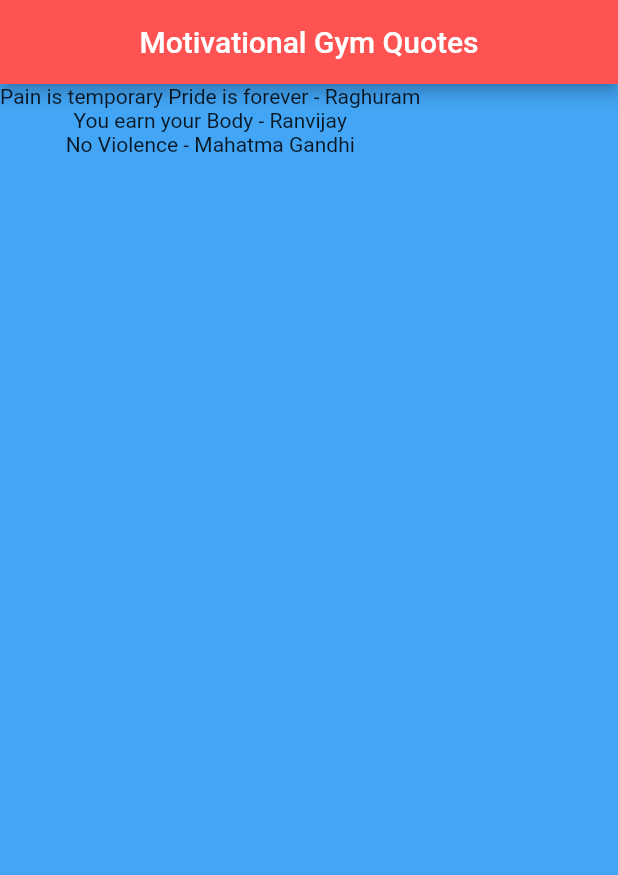
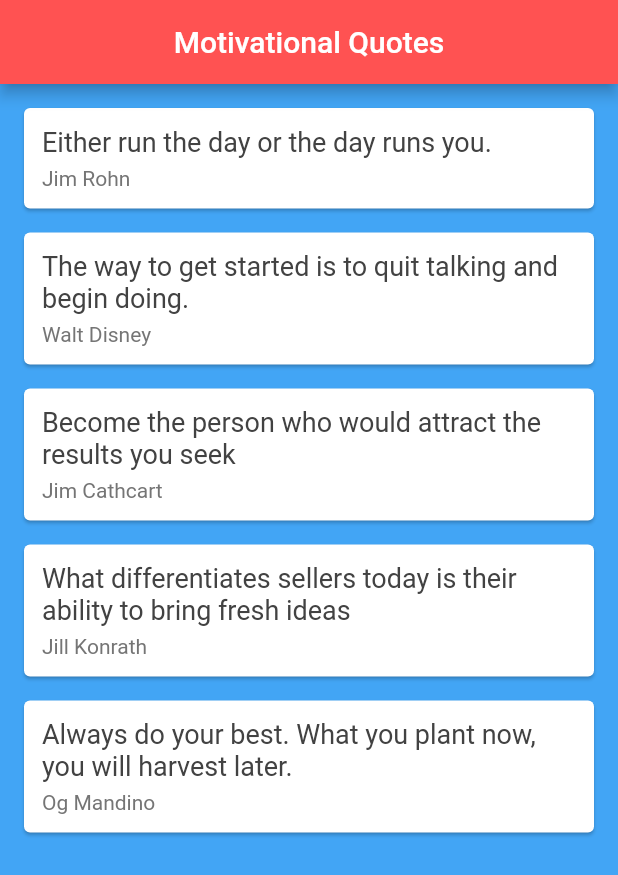
Before and after one commit to appmechanic2/quotes_flutter, a Flutter app: the screen it shows after launch, on a phone screen of 412 x 824 dp. Shown: the top 875 px of the screen. Run offline on Flutter 3.47's test engine with Material 2 defaults, Android fonts, the phone set to English and light mode, and no system bars.

Commit message:
Layout of quotes using cards

```diff
--- a/lib/main.dart
+++ b/lib/main.dart
@@ -12,22 +12,53 @@ class QuoteList extends StatefulWidget {
 
 class _QuoteListState extends State<QuoteList> {
   List<Quote> quotes = [
-    Quote(author: 'Raghuram',text: 'Pain is temporary Pride is forever'),
-    Quote(author: 'Ranvijay',text: 'You earn your Body'),
-    Quote(author: 'Mahatma Gandhi',text: 'No Violence')
+    Quote(author: 'Jim Rohn',text: 'Either run the day or the day runs you.'),
+    Quote(author: 'Walt Disney',text: 'The way to get started is to quit talking and begin doing.'),
+    Quote(author: 'Jim Cathcart',text: 'Become the person who would attract the results you seek'),
+    Quote(author: 'Jill Konrath',text: 'What differentiates sellers today is their ability to bring fresh ideas'),
+    Quote(author: 'Og Mandino',text: 'Always do your best. What you plant now, you will harvest later.'),
   ];
+
+  Widget quoteTemplate(quote){
+    return Card(
+      margin: EdgeInsets.fromLTRB(16.0, 16.0, 16.0, 0.0),
+      child: Padding(
+        padding: const EdgeInsets.all(12.0),
+        child: Column(
+          crossAxisAlignment: CrossAxisAlignment.stretch,
+          children: <Widget>[
+            Text(
+              quote.text,
+              style: TextStyle(
+                fontSize: 18.0,
+                color: Colors.grey[800],
+              ),
+            ),
+            SizedBox(height: 6.0),
+            Text(
+              quote.author,
+              style: TextStyle(
+                fontSize: 14.0,
+                color: Colors.grey[600],
+              ),
+            )
+          ],
+        ),
+      )
+    );
+  }
 
   @override
   Widget build(BuildContext context) {
     return Scaffold(
       backgroundColor: Colors.blue[400],
       appBar: AppBar(
-        title: Text('Motivational Gym Quotes'),
+        title: Text('Motivational Quotes'),
         centerTitle: true,
         backgroundColor: Colors.redAccent,
       ),
       body: Column(
-        children: quotes.map((quote) => Text('${quote.text} - ${quote.author}')).toList(),
+        children: quotes.map((quote) => quoteTemplate(quote)).toList(),
       )
     );
   }
```
